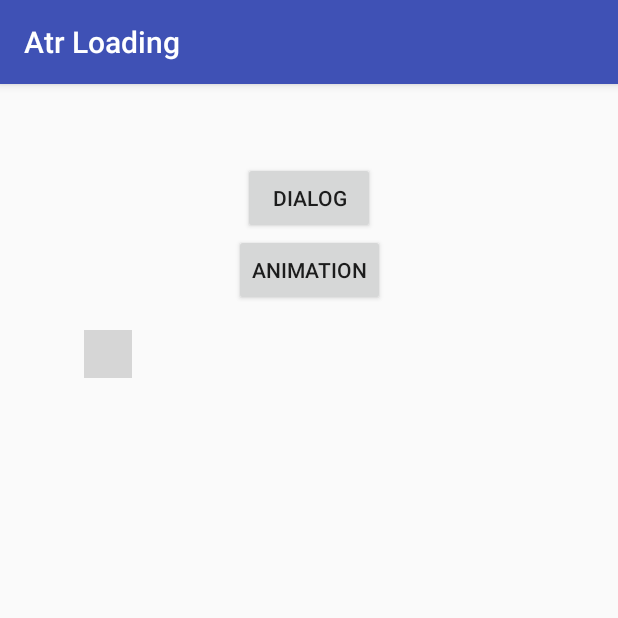
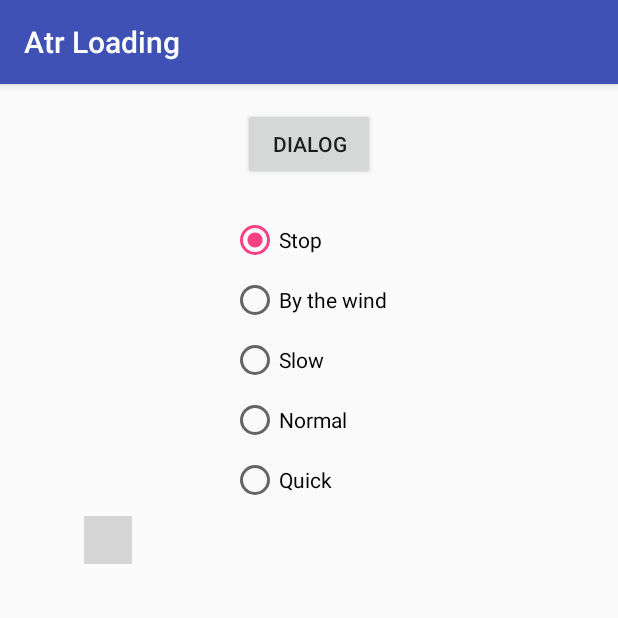
Before and after one commit to laminr/AtrLoading, an Android app: the screen it shows after launch (MainActivity), on a phone screen of 412 x 824 dp, the top half of it. Run offline under Robolectric (Android 15) with nearby library versions, the phone set to English and light mode, and no system bars; libraries missing offline, so code that uses them is left out: com.richpath, com.richpathanimator; plain views replace RichPathView; 3 statements that could not run were skipped; grey boxes are pictures that could not be loaded.

Commit message:
putting rdo

```diff
--- a/app/build.gradle
+++ b/app/build.gradle
@@ -16,7 +16,7 @@ android {
     }
     buildTypes {
         release {
-            minifyEnabled false
+            minifyEnabled true
             proguardFiles getDefaultProguardFile('proguard-android.txt'), 'proguard-rules.pro'
         }
     }
--- a/app/src/main/java/biz/eventually/loading/MainActivity.kt
+++ b/app/src/main/java/biz/eventually/loading/MainActivity.kt
@@ -7,15 +7,28 @@ import biz.eventually.atr.enum.MotionDelay
 import biz.eventually.atr.RunUpBckgRichPath
 import biz.eventually.atr.RunUpLoader
 import android.os.CountDownTimer
+import android.widget.RadioButton
+import android.widget.RadioGroup
 
 class MainActivity : AppCompatActivity() {
 
     private val speeds = listOf(MotionDelay.BY_THE_WIND, MotionDelay.SLOW, MotionDelay.NORMAL, MotionDelay.QUICK)
-    private var index = 0
 
     override fun onCreate(savedInstanceState: Bundle?) {
         super.onCreate(savedInstanceState)
         setContentView(R.layout.activity_main)
+
+        val atr = findViewById<RunUpBckgRichPath>(R.id.runup)
+        val rdo = findViewById<RadioGroup>(R.id.rdoGroup)
+        rdo.setOnCheckedChangeListener { group, checkedId ->
+            val theOne = group.findViewById<RadioButton>(checkedId)
+            val which =  theOne.tag.toString().toInt()
+            if (which == 0) {
+                atr.stop()
+            }else {
+                atr.start(speeds[which-1])
+            }
+        }
     }
 
     fun onClickDialog(view: View) {
@@ -34,10 +47,10 @@ class MainActivity : AppCompatActivity() {
         }.start()
     }
 
-    fun onClickSvg(view: View) {
-        val atr = findViewById<RunUpBckgRichPath>(R.id.runup)
-        atr.start(speeds[index])
-        if (++index >= speeds.size) index = 0
-
-    }
+//    fun onClickSvg(view: View) {
+//        val atr = findViewById<RunUpBckgRichPath>(R.id.runup)
+//        atr.start(speeds[index])
+//        if (++index >= speeds.size) index = 0
+//
+//    }
 }
--- a/app/src/main/res/layout/activity_main.xml
+++ b/app/src/main/res/layout/activity_main.xml
@@ -4,7 +4,7 @@
     xmlns:tools="http://schemas.android.com/tools"
     android:layout_width="match_parent"
     android:layout_height="match_parent"
-    tools:context="biz.eventually.atrloading.MainActivity">
+    tools:context="biz.eventually.loading.MainActivity">
 
     <Button
         android:id="@+id/dialog"
@@ -12,35 +12,97 @@
         android:layout_height="wrap_content"
         android:layout_marginEnd="8dp"
         android:layout_marginStart="8dp"
-        android:layout_marginTop="52dp"
+        android:layout_marginTop="16dp"
         android:onClick="onClickDialog"
         android:text="Dialog"
         app:layout_constraintEnd_toEndOf="parent"
         app:layout_constraintStart_toStartOf="parent"
         app:layout_constraintTop_toTopOf="parent" />
 
-    <Button
-        android:id="@+id/background"
+    <RadioGroup
+        android:id="@+id/rdoGroup"
         android:layout_width="wrap_content"
         android:layout_height="wrap_content"
-        android:layout_marginEnd="8dp"
-        android:layout_marginStart="8dp"
-        android:onClick="onClickSvg"
-        android:text="Animation"
+        android:layout_marginTop="8dp"
         app:layout_constraintEnd_toEndOf="parent"
         app:layout_constraintStart_toStartOf="parent"
-        app:layout_constraintTop_toBottomOf="@+id/dialog"
-        />
+        app:layout_constraintTop_toBottomOf="@+id/dialog">
+
+        <RadioButton
+            android:id="@+id/rdoStop"
+            android:layout_width="wrap_content"
+            android:layout_height="wrap_content"
+            android:layout_marginEnd="8dp"
+            android:layout_marginStart="8dp"
+            android:layout_marginTop="16dp"
+            android:checked="true"
+            android:text="Stop"
+            android:tag="0"
+            app:layout_constraintEnd_toEndOf="parent"
+            app:layout_constraintStart_toStartOf="parent"
+            app:layout_constraintTop_toBottomOf="@+id/dialog" />
+
+        <RadioButton
+            android:id="@+id/rdoWind"
+            android:layout_width="wrap_content"
+            android:layout_height="wrap_content"
+            android:layout_marginEnd="8dp"
+            android:layout_marginStart="8dp"
+            android:layout_marginTop="8dp"
+            android:text="By the wind"
+            android:tag="1"
+            app:layout_constraintEnd_toEndOf="parent"
+            app:layout_constraintStart_toStartOf="parent"
+            app:layout_constraintTop_toBottomOf="@+id/rdoStop" />
+
+        <RadioButton
+            android:id="@+id/rdoSlow"
+            android:layout_width="wrap_content"
+            android:layout_height="wrap_content"
+            android:layout_marginEnd="8dp"
+            android:layout_marginStart="8dp"
+            android:layout_marginTop="8dp"
+            android:text="Slow"
+            android:tag="2"
+            app:layout_constraintEnd_toEndOf="parent"
+            app:layout_constraintStart_toStartOf="parent"
+            app:layout_constraintTop_toBottomOf="@+id/rdoWind" />
+
+        <RadioButton
+            android:id="@+id/rdoNormal"
+            android:layout_width="wrap_content"
+            android:layout_height="wrap_content"
+            android:layout_marginEnd="8dp"
+            android:layout_marginStart="8dp"
+            android:layout_marginTop="8dp"
+            android:text="Normal"
+            android:tag="3"
+            app:layout_constraintEnd_toEndOf="parent"
+            app:layout_constraintStart_toStartOf="parent"
+            app:layout_constraintTop_toBottomOf="@+id/rdoSlow" />
+
+        <RadioButton
+            android:id="@+id/rdoQuick"
+            android:layout_width="wrap_content"
+            android:layout_height="wrap_content"
+            android:layout_marginEnd="8dp"
+            android:layout_marginStart="8dp"
+            android:layout_marginTop="8dp"
+            android:text="Quick"
+            android:tag="4"
+            app:layout_constraintEnd_toEndOf="parent"
+            app:layout_constraintStart_toStartOf="parent"
+            app:layout_constraintTop_toBottomOf="@+id/rdoNormal" />
+    </RadioGroup>
+
 
     <biz.eventually.atr.RunUpBckgRichPath
         android:id="@+id/runup"
         android:layout_width="300dp"
         android:layout_height="100dp"
-        android:layout_marginTop="16dp"
-        app:layout_constraintTop_toBottomOf="@+id/background"
+        android:layout_marginTop="8dp"
         app:layout_constraintEnd_toEndOf="parent"
         app:layout_constraintStart_toStartOf="parent"
-        />
-
+        app:layout_constraintTop_toBottomOf="@+id/rdoGroup" />
 
 </android.support.constraint.ConstraintLayout>
```
